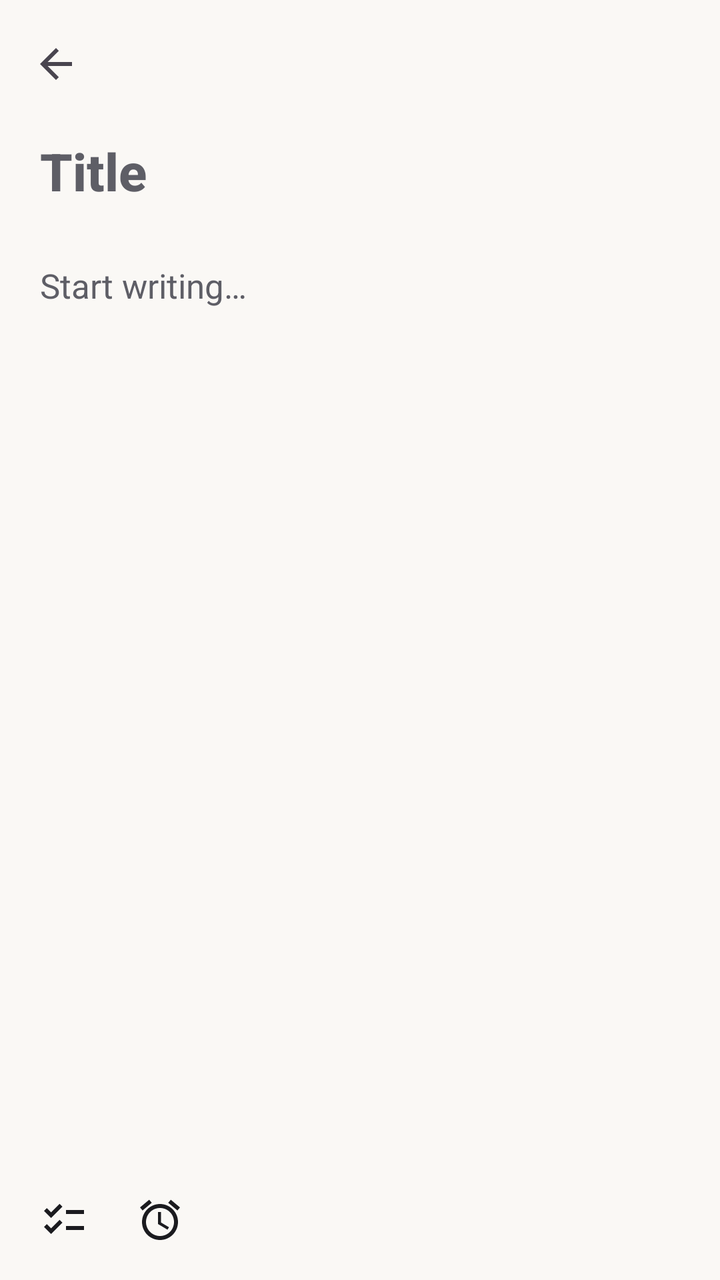
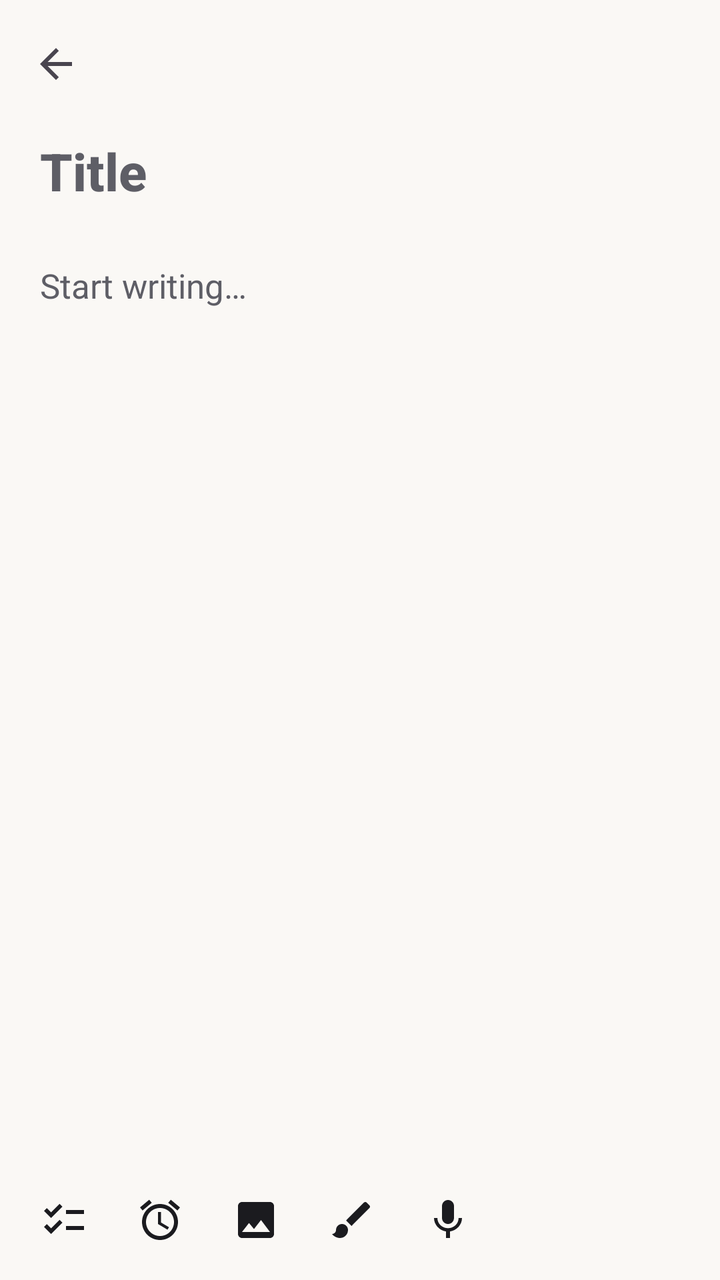

The first picture is an Android layout as it rendered before a commit; the second is the same layout after the commit. The layout source and the unified diff follow.
<!-- AndroidManifest.xml: application theme Theme.HueNotes -->
<!-- res/layout/activity_editor.xml -->
<?xml version="1.0" encoding="utf-8"?>
<LinearLayout xmlns:android="http://schemas.android.com/apk/res/android"
    xmlns:app="http://schemas.android.com/apk/res-auto"
    android:id="@+id/editorRoot" android:layout_width="match_parent" android:layout_height="match_parent"
    android:orientation="vertical">

    <com.google.android.material.appbar.MaterialToolbar android:id="@+id/toolbar"
        android:layout_width="match_parent" android:layout_height="?attr/actionBarSize"
        android:background="@android:color/transparent" app:navigationIcon="@drawable/ic_back"
        app:navigationContentDescription="@string/cd_back" />

    <ScrollView android:layout_width="match_parent" android:layout_height="0dp" android:layout_weight="1"
        android:fillViewport="true" android:clipToPadding="false">
        <LinearLayout android:layout_width="match_parent" android:layout_height="wrap_content"
            android:orientation="vertical" android:paddingStart="20dp" android:paddingEnd="20dp" android:paddingBottom="24dp">
            <EditText android:id="@+id/titleEdit" android:layout_width="match_parent" android:layout_height="wrap_content"
                android:background="@null" android:hint="@string/hint_title" android:textSize="26sp" android:textStyle="bold"
                android:fontFamily="sans-serif-medium" android:textColor="@color/note_text"
                android:textColorHint="@color/note_text_variant" android:inputType="textCapSentences|textMultiLine"
                android:paddingTop="4dp" android:paddingBottom="4dp" />
            <TextView android:id="@+id/meta" android:layout_width="wrap_content" android:layout_height="wrap_content"
                android:textSize="12sp" android:textColor="@color/note_text_variant" android:layout_marginBottom="8dp" />
            <com.google.android.material.chip.Chip android:id="@+id/reminderChip"
                android:layout_width="wrap_content" android:layout_height="wrap_content"
                android:visibility="gone" app:chipIcon="@drawable/ic_alarm" app:closeIconVisible="true"
                app:closeIcon="@drawable/ic_close" android:layout_marginBottom="8dp" />
            <EditText android:id="@+id/bodyEdit" android:layout_width="match_parent" android:layout_height="wrap_content"
                android:minHeight="200dp" android:background="@null" android:gravity="top" android:hint="@string/hint_body"
                android:textSize="17sp" android:lineSpacingMultiplier="1.25" android:textColor="@color/note_text"
                android:textColorHint="@color/note_text_variant" android:inputType="textCapSentences|textMultiLine" />
            <LinearLayout android:id="@+id/checklist" android:layout_width="match_parent"
                android:layout_height="wrap_content" android:orientation="vertical" android:visibility="gone" />
        </LinearLayout>
    </ScrollView>

    <LinearLayout android:layout_width="match_parent" android:layout_height="wrap_content"
        android:orientation="horizontal" android:gravity="center_vertical" android:paddingStart="8dp" android:paddingEnd="8dp"
        android:paddingTop="6dp" android:paddingBottom="6dp">
        <ImageButton android:id="@+id/checklistButton" android:layout_width="48dp" android:layout_height="48dp"
            android:background="?attr/selectableItemBackgroundBorderless" android:src="@drawable/ic_checklist"
            android:tint="@color/note_text" android:contentDescription="@string/cd_toggle_checklist" />
        <ImageButton android:id="@+id/reminderButton" android:layout_width="48dp" android:layout_height="48dp"
            android:background="?attr/selectableItemBackgroundBorderless" android:src="@drawable/ic_alarm"
            android:tint="@color/note_text" android:contentDescription="@string/cd_set_reminder" />
        <HorizontalScrollView android:layout_width="0dp" android:layout_weight="1" android:layout_height="wrap_content"
            android:scrollbars="none" android:layout_marginStart="8dp">
            <LinearLayout android:id="@+id/swatches" android:layout_width="wrap_content" android:layout_height="wrap_content"
                android:orientation="horizontal" android:gravity="center_vertical" />
        </HorizontalScrollView>
    </LinearLayout>
</LinearLayout>
<!-- resources referenced by this layout -->
<resources>
  <color name="note_text">@color/on_surface</color>
  <color name="note_text_variant">@color/on_surface_variant</color>
  <!-- drawable ic_back (drawable) -->
  <vector xmlns:android="http://schemas.android.com/apk/res/android" android:width="24dp" android:height="24dp" android:viewportWidth="24" android:viewportHeight="24" android:tint="?attr/colorControlNormal"><path android:fillColor="@android:color/white" android:pathData="M20,11H7.83l5.59,-5.59L12,4l-8,8 8,8 1.41,-1.41L7.83,13H20v-2z"/></vector>
  <!-- drawable ic_checklist (drawable) -->
  <vector xmlns:android="http://schemas.android.com/apk/res/android" android:width="24dp" android:height="24dp" android:viewportWidth="24" android:viewportHeight="24" android:tint="?attr/colorControlNormal"><path android:fillColor="@android:color/white" android:pathData="M22,7h-9v2h9V7zM22,15h-9v2h9V15zM5.54,11L2,7.46l1.41,-1.41 2.12,2.12 4.24,-4.24 1.41,1.41L5.54,11zM5.54,19L2,15.46l1.41,-1.41 2.12,2.12 4.24,-4.24 1.41,1.41L5.54,19z"/></vector>
  <!-- drawable ic_close (drawable) -->
  <vector xmlns:android="http://schemas.android.com/apk/res/android" android:width="24dp" android:height="24dp" android:viewportWidth="24" android:viewportHeight="24" android:tint="?attr/colorControlNormal"><path android:fillColor="@android:color/white" android:pathData="M19,6.41L17.59,5 12,10.59 6.41,5 5,6.41 10.59,12 5,17.59 6.41,19 12,13.41 17.59,19 19,17.59 13.41,12z"/></vector>
  <string name="cd_back">Back</string>
  <string name="cd_set_reminder">Set reminder</string>
  <string name="cd_toggle_checklist">Toggle checklist</string>
  <string name="hint_body">Start writing…</string>
  <string name="hint_title">Title</string>
  <color name="on_surface">#1B1B1F</color>
  <color name="on_surface_variant">#5E5E66</color>
  <color name="primary">#3D5AFE</color>
  <color name="on_primary">#FFFFFF</color>
  <color name="primary_container">#DDE1FF</color>
  <color name="surface">#FFFFFF</color>
  <color name="outline">#D8D5D0</color>
  <color name="bg">#FAF8F5</color>
  <!-- unchanged entries left out for length: 2 -->
</resources>

<!-- the commit's change to res/layout/activity_editor.xml (unified diff, before → after) -->
@@ -24,6 +24,8 @@
                 android:layout_width="wrap_content" android:layout_height="wrap_content"
                 android:visibility="gone" app:chipIcon="@drawable/ic_alarm" app:closeIconVisible="true"
                 app:closeIcon="@drawable/ic_close" android:layout_marginBottom="8dp" />
+            <LinearLayout android:id="@+id/attachments" android:layout_width="match_parent"
+                android:layout_height="wrap_content" android:orientation="vertical" />
             <EditText android:id="@+id/bodyEdit" android:layout_width="match_parent" android:layout_height="wrap_content"
                 android:minHeight="200dp" android:background="@null" android:gravity="top" android:hint="@string/hint_body"
                 android:textSize="17sp" android:lineSpacingMultiplier="1.25" android:textColor="@color/note_text"
@@ -42,6 +44,15 @@
         <ImageButton android:id="@+id/reminderButton" android:layout_width="48dp" android:layout_height="48dp"
             android:background="?attr/selectableItemBackgroundBorderless" android:src="@drawable/ic_alarm"
             android:tint="@color/note_text" android:contentDescription="@string/cd_set_reminder" />
+        <ImageButton android:id="@+id/imageButton" android:layout_width="48dp" android:layout_height="48dp"
+            android:background="?attr/selectableItemBackgroundBorderless" android:src="@drawable/ic_image"
+            android:tint="@color/note_text" android:contentDescription="@string/cd_add_image" />
+        <ImageButton android:id="@+id/drawButton" android:layout_width="48dp" android:layout_height="48dp"
+            android:background="?attr/selectableItemBackgroundBorderless" android:src="@drawable/ic_brush"
+            android:tint="@color/note_text" android:contentDescription="@string/cd_add_drawing" />
+        <ImageButton android:id="@+id/micButton" android:layout_width="48dp" android:layout_height="48dp"
+            android:background="?attr/selectableItemBackgroundBorderless" android:src="@drawable/ic_mic"
+            android:tint="@color/note_text" android:contentDescription="@string/cd_add_audio" />
         <HorizontalScrollView android:layout_width="0dp" android:layout_weight="1" android:layout_height="wrap_content"
             android:scrollbars="none" android:layout_marginStart="8dp">
             <LinearLayout android:id="@+id/swatches" android:layout_width="wrap_content" android:layout_height="wrap_content"
<!-- resource entries referenced after the edit -->
@@ -4,10 +4,19 @@
   <color name="note_text_variant">@color/on_surface_variant</color>
   <!-- drawable ic_back (drawable) -->
   <vector xmlns:android="http://schemas.android.com/apk/res/android" android:width="24dp" android:height="24dp" android:viewportWidth="24" android:viewportHeight="24" android:tint="?attr/colorControlNormal"><path android:fillColor="@android:color/white" android:pathData="M20,11H7.83l5.59,-5.59L12,4l-8,8 8,8 1.41,-1.41L7.83,13H20v-2z"/></vector>
+  <!-- drawable ic_brush (drawable) -->
+  <vector xmlns:android="http://schemas.android.com/apk/res/android" android:width="24dp" android:height="24dp" android:viewportWidth="24" android:viewportHeight="24" android:tint="?attr/colorControlNormal"><path android:fillColor="@android:color/white" android:pathData="M7,14c-1.66,0 -3,1.34 -3,3 0,1.31 -1.16,2 -2,2 0.92,1.22 2.49,2 4,2 2.21,0 4,-1.79 4,-4 0,-1.66 -1.34,-3 -3,-3zM20.71,4.63l-1.34,-1.34c-0.39,-0.39 -1.02,-0.39 -1.41,0L9,12.25 11.75,15l8.96,-8.96c0.39,-0.39 0.39,-1.02 0,-1.41z"/></vector>
   <!-- drawable ic_checklist (drawable) -->
   <vector xmlns:android="http://schemas.android.com/apk/res/android" android:width="24dp" android:height="24dp" android:viewportWidth="24" android:viewportHeight="24" android:tint="?attr/colorControlNormal"><path android:fillColor="@android:color/white" android:pathData="M22,7h-9v2h9V7zM22,15h-9v2h9V15zM5.54,11L2,7.46l1.41,-1.41 2.12,2.12 4.24,-4.24 1.41,1.41L5.54,11zM5.54,19L2,15.46l1.41,-1.41 2.12,2.12 4.24,-4.24 1.41,1.41L5.54,19z"/></vector>
   <!-- drawable ic_close (drawable) -->
   <vector xmlns:android="http://schemas.android.com/apk/res/android" android:width="24dp" android:height="24dp" android:viewportWidth="24" android:viewportHeight="24" android:tint="?attr/colorControlNormal"><path android:fillColor="@android:color/white" android:pathData="M19,6.41L17.59,5 12,10.59 6.41,5 5,6.41 10.59,12 5,17.59 6.41,19 12,13.41 17.59,19 19,17.59 13.41,12z"/></vector>
+  <!-- drawable ic_image (drawable) -->
+  <vector xmlns:android="http://schemas.android.com/apk/res/android" android:width="24dp" android:height="24dp" android:viewportWidth="24" android:viewportHeight="24" android:tint="?attr/colorControlNormal"><path android:fillColor="@android:color/white" android:pathData="M21,19V5c0,-1.1 -0.9,-2 -2,-2H5c-1.1,0 -2,0.9 -2,2v14c0,1.1 0.9,2 2,2h14c1.1,0 2,-0.9 2,-2zM8.5,13.5l2.5,3.01L14.5,12l4.5,6H5l3.5,-4.5z"/></vector>
+  <!-- drawable ic_mic (drawable) -->
+  <vector xmlns:android="http://schemas.android.com/apk/res/android" android:width="24dp" android:height="24dp" android:viewportWidth="24" android:viewportHeight="24" android:tint="?attr/colorControlNormal"><path android:fillColor="@android:color/white" android:pathData="M12,14c1.66,0 2.99,-1.34 2.99,-3L15,5c0,-1.66 -1.34,-3 -3,-3S9,3.34 9,5v6c0,1.66 1.34,3 3,3zM17.3,11c0,3 -2.54,5.1 -5.3,5.1S6.7,14 6.7,11H5c0,3.41 2.72,6.23 6,6.72V21h2v-3.28c3.28,-0.48 6,-3.3 6,-6.72h-1.7z"/></vector>
+  <string name="cd_add_audio">Record voice note</string>
+  <string name="cd_add_drawing">Add drawing</string>
+  <string name="cd_add_image">Add image</string>
   <string name="cd_back">Back</string>
   <string name="cd_set_reminder">Set reminder</string>
   <string name="cd_toggle_checklist">Toggle checklist</string>
